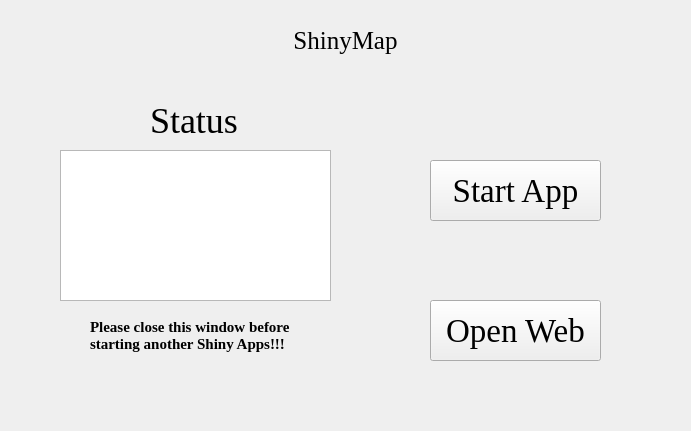
The window that ShinyMap.ui (hzaurzli/MicroWorldOmics) describes before a commit, drawn with Qt 5.
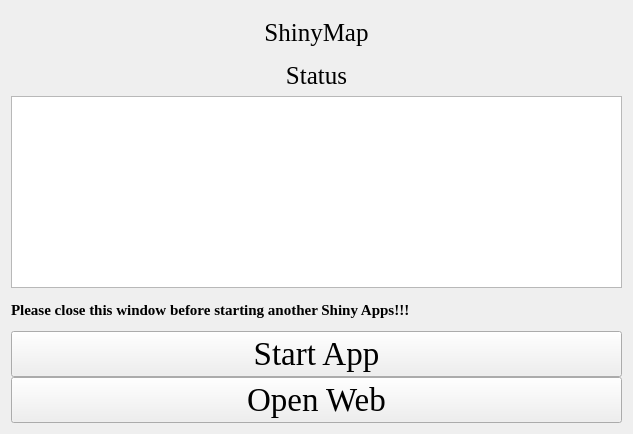
The same window after the commit. Icons and pictures are not drawn.

The edit to the form file:
```diff
--- a/ShinyMap.ui
+++ b/ShinyMap.ui
@@ -6,8 +6,8 @@
    <rect>
     <x>0</x>
     <y>0</y>
-    <width>691</width>
-    <height>431</height>
+    <width>633</width>
+    <height>434</height>
    </rect>
   </property>
   <property name="windowTitle">
@@ -16,28 +16,17 @@
   <property name="styleSheet">
    <string notr="true">background-image: url(D:/tools/Pycharm/pyqt/logo/backgroundpage.png)</string>
   </property>
-  <widget class="QTextBrowser" name="textBrowser">
-   <property name="geometry">
-    <rect>
-     <x>60</x>
-     <y>150</y>
-     <width>271</width>
-     <height>151</height>
-    </rect>
+  <layout class="QGridLayout" name="gridLayout_4">
+   <property name="verticalSpacing">
+    <number>0</number>
    </property>
-   <property name="styleSheet">
-    <string notr="true">background-image: url(D:/tools/Pycharm/pyqt/logo/white.png)</string>
-   </property>
-  </widget>
+   <item row="0" column="0">
+    <layout class="QGridLayout" name="gridLayout_5">
+     <property name="verticalSpacing">
+      <number>0</number>
+     </property>
+     <item row="0" column="0" colspan="3">
   <widget class="QLabel" name="label">
-   <property name="geometry">
-    <rect>
-     <x>230</x>
-     <y>20</y>
-     <width>231</width>
-     <height>41</height>
-    </rect>
-   </property>
    <property name="font">
     <font>
      <family>Times New Roman</family>
@@ -51,75 +40,32 @@
     <set>Qt::AlignCenter</set>
    </property>
   </widget>
-  <widget class="QLabel" name="label_2">
-   <property name="geometry">
-    <rect>
-     <x>150</x>
-     <y>100</y>
-     <width>101</width>
-     <height>41</height>
-    </rect>
-   </property>
+     </item>
+     <item row="3" column="0" colspan="3">
+      <widget class="QLabel" name="label_4">
    <property name="font">
     <font>
      <family>Times New Roman</family>
-     <pointsize>27</pointsize>
+         <pointsize>19</pointsize>
     </font>
    </property>
    <property name="text">
     <string>Status</string>
    </property>
    <property name="alignment">
-    <set>Qt::AlignLeading|Qt::AlignLeft|Qt::AlignVCenter</set>
-   </property>
-  </widget>
-  <widget class="QPushButton" name="pushButton">
-   <property name="geometry">
-    <rect>
-     <x>430</x>
-     <y>160</y>
-     <width>171</width>
-     <height>61</height>
-    </rect>
-   </property>
-   <property name="font">
-    <font>
-     <family>Times New Roman</family>
-     <pointsize>25</pointsize>
-    </font>
-   </property>
-   <property name="text">
-    <string>Start App</string>
-   </property>
-  </widget>
-  <widget class="QPushButton" name="pushButton_2">
-   <property name="geometry">
-    <rect>
-     <x>430</x>
-     <y>300</y>
-     <width>171</width>
-     <height>61</height>
-    </rect>
-   </property>
-   <property name="font">
-    <font>
-     <family>Times New Roman</family>
-     <pointsize>25</pointsize>
-    </font>
-   </property>
-   <property name="text">
-    <string>Open Web</string>
-   </property>
-  </widget>
+        <set>Qt::AlignCenter</set>
+       </property>
+      </widget>
+     </item>
+     <item row="5" column="0" rowspan="2" colspan="3">
+      <widget class="QTextBrowser" name="textBrowser">
+       <property name="styleSheet">
+        <string notr="true">background-image: url(D:/Documents/Desktop/white.png)</string>
+       </property>
+      </widget>
+     </item>
+     <item row="7" column="0" colspan="3">
   <widget class="QLabel" name="label_3">
-   <property name="geometry">
-    <rect>
-     <x>90</x>
-     <y>310</y>
-     <width>211</width>
-     <height>51</height>
-    </rect>
-   </property>
    <property name="font">
     <font>
      <family>Times New Roman</family>
@@ -129,10 +75,39 @@
     </font>
    </property>
    <property name="text">
-    <string>Please close this window before
-starting another Shiny Apps!!!</string>
-   </property>
-  </widget>
+        <string>Please close this window before starting another Shiny Apps!!!</string>
+       </property>
+      </widget>
+     </item>
+     <item row="8" column="0" colspan="3">
+      <widget class="QPushButton" name="pushButton">
+       <property name="font">
+        <font>
+         <family>Times New Roman</family>
+         <pointsize>25</pointsize>
+        </font>
+       </property>
+       <property name="text">
+        <string>Start App</string>
+       </property>
+      </widget>
+     </item>
+     <item row="9" column="0" colspan="3">
+      <widget class="QPushButton" name="pushButton_2">
+       <property name="font">
+        <font>
+         <family>Times New Roman</family>
+         <pointsize>25</pointsize>
+        </font>
+       </property>
+       <property name="text">
+        <string>Open Web</string>
+       </property>
+      </widget>
+     </item>
+    </layout>
+   </item>
+  </layout>
  </widget>
  <resources/>
  <connections/>
```
Left out of the diff: 2 changed lines with no effect on the pictures. Lines whose indentation alone changed are shown as unchanged.
